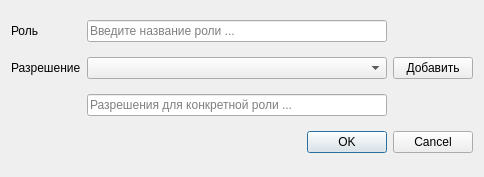
Old version of the form klever/managers/autorization/widgets/settings/addroledialog.ui in the repository gen1izh/cpp.
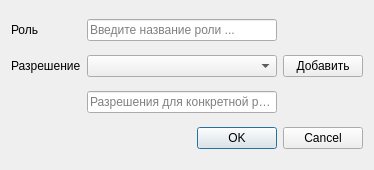
New version of the form.

```diff
--- a/klever/managers/autorization/widgets/settings/addroledialog.ui
+++ b/klever/managers/autorization/widgets/settings/addroledialog.ui
@@ -6,8 +6,8 @@
    <rect>
     <x>0</x>
     <y>0</y>
-    <width>484</width>
-    <height>177</height>
+    <width>374</width>
+    <height>170</height>
    </rect>
   </property>
   <property name="windowTitle">
```
Left out of the diff: 12 changed lines with no effect on the pictures.
